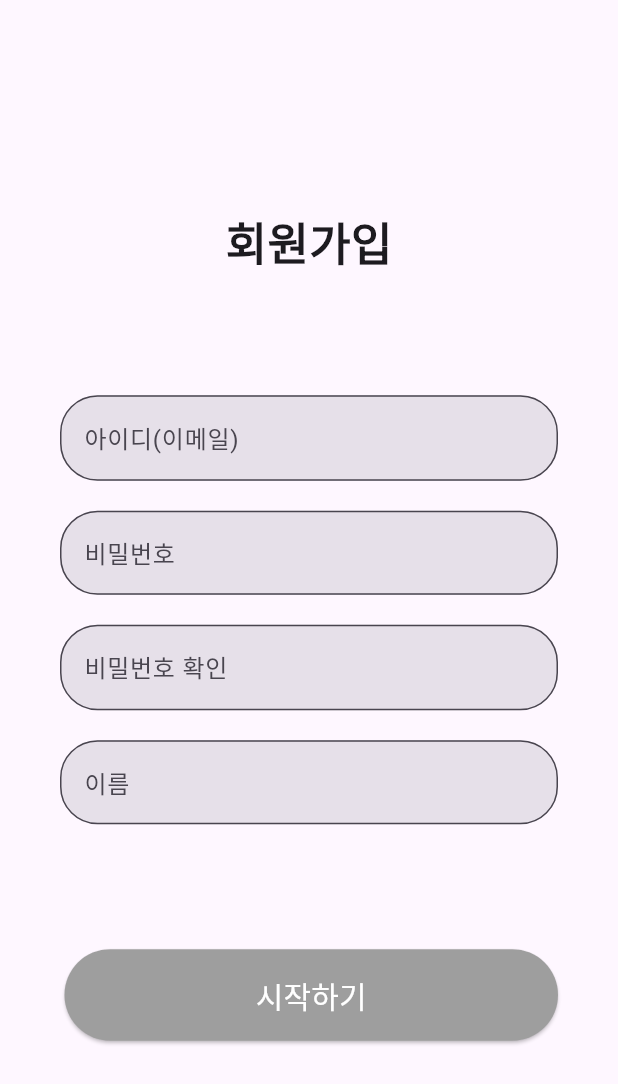
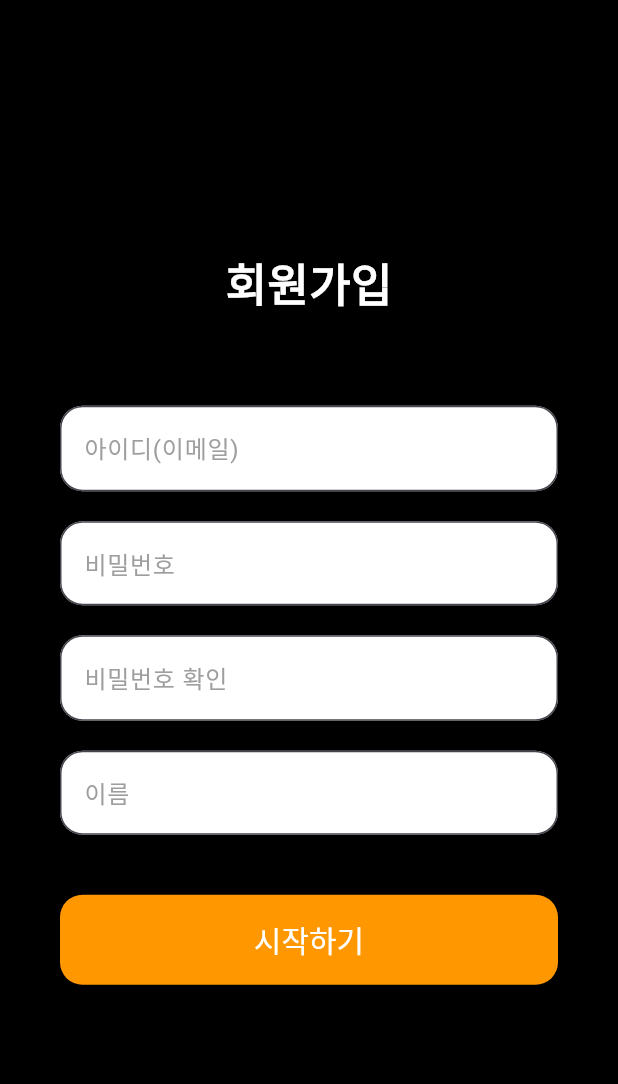
Before and after one commit to SangWook16074/checkcheck-application, a Flutter app: the SignupPage screen opened directly, on a phone screen of 412 x 824 dp. Shown: the top 1084 px of the screen. Run offline on Flutter 3.47's test engine with Material 3 defaults, Android fonts, the phone set to English and light mode, and no system bars.

```diff
--- a/lib/main.dart
+++ b/lib/main.dart
@@ -1,5 +1,7 @@
 import 'package:checkcheck_project/src/app.dart';
+import 'package:checkcheck_project/src/page/attendance_check.dart';
 import 'package:checkcheck_project/src/page/class_list.dart';
+import 'package:checkcheck_project/src/page/login_page.dart';
 import 'package:checkcheck_project/src/page/registration_page.dart';
 import 'package:flutter/material.dart';
 
@@ -13,7 +15,7 @@ class MyApp extends StatelessWidget {
   @override
   Widget build(BuildContext context) {
     return MaterialApp(
-      home: App(),
+      home: classList(),
     );
   }
 }
--- a/lib/src/app.dart
+++ b/lib/src/app.dart
@@ -1,4 +1,4 @@
-import 'package:checkcheck_project/src/pages/home_page.dart';
+import 'package:checkcheck_project/src/page/home_page.dart';
 import 'package:flutter/material.dart';
 
 class App extends StatelessWidget {
--- a/lib/src/pages/home_page.dart
+++ b/lib/src/page/home_page.dart
@@ -1,4 +1,4 @@
-import 'package:checkcheck_project/src/pages/main_page.dart';
+import 'package:checkcheck_project/src/page/main_page.dart';
 import 'package:flutter/material.dart';
 
 class HomePage extends StatefulWidget {
--- /dev/null
+++ b/lib/src/page/sign_up_page.dart
@@ -0,0 +1,66 @@
+import 'package:checkcheck_project/src/widget/custom_button.dart';
+import 'package:checkcheck_project/src/widget/custom_text_field.dart';
+import 'package:flutter/material.dart';
+
+class SignupPage extends StatelessWidget {
+  const SignupPage({key});
+
+  @override
+  Widget build(BuildContext context) {
+    return Scaffold(
+      backgroundColor: Colors.black,
+      body: SingleChildScrollView(
+        child: Container(
+          padding: const EdgeInsets.symmetric(horizontal: 40),
+          height: MediaQuery.of(context).size.height,
+          width: double.infinity,
+          child: Column(
+            mainAxisAlignment: MainAxisAlignment.center,
+            crossAxisAlignment: CrossAxisAlignment.stretch,
+            children: <Widget>[
+              Column(
+                children: <Widget>[
+                  Text(
+                    "회원가입",
+                    style: TextStyle(
+                      fontSize: 30,
+                      fontWeight: FontWeight.bold,
+                      color: Colors.white,
+                    ),
+                  ),
+                  SizedBox(height: 60.0),
+                ],
+              ),
+              Column(
+                children: <Widget>[
+                  CustomTextField(
+                    hintText: "아이디(이메일)",
+                  ),
+                  const SizedBox(height: 20),
+                  CustomTextField(
+                    hintText: "비밀번호",
+                    obscureText: true,
+                  ),
+                  const SizedBox(height: 20),
+                  CustomTextField(
+                    hintText: "비밀번호 확인",
+                    obscureText: true,
+                  ),
+                  const SizedBox(height: 20),
+                  CustomTextField(
+                    hintText: "이름",
+                  ),
+                ],
+              ),
+              SizedBox(height: 40),
+              CustomButton(
+                label: "시작하기",
+                onPressed: () {},
+              ),
+            ],
+          ),
+        ),
+      ),
+    );
+  }
+}
--- a/lib/src/pages/auth/sign_up_page.dart
+++ /dev/null
@@ -1,95 +0,0 @@
-import 'package:flutter/material.dart';
-
-class SignupPage extends StatelessWidget {
-  const SignupPage({key});
-
-  @override
-  Widget build(BuildContext context) {
-    return Scaffold(
-      body: SingleChildScrollView(
-        child: Container(
-          padding: const EdgeInsets.symmetric(horizontal: 40),
-          height: MediaQuery.of(context).size.height - 50,
-          width: double.infinity,
-          child: Column(
-            mainAxisAlignment: MainAxisAlignment.spaceEvenly,
-            crossAxisAlignment: CrossAxisAlignment.stretch,
-            children: [
-              const Column(
-                children: <Widget>[
-                  SizedBox(height: 60.0),
-                  Text(
-                    "회원가입",
-                    style: TextStyle(
-                      fontSize: 30,
-                      fontWeight: FontWeight.bold,
-                    ),
-                  ),
-                ],
-              ),
-              Column(
-                children: <Widget>[
-                  TextField(
-                    decoration: InputDecoration(
-                      hintText: "아이디(이메일)",
-                      border: OutlineInputBorder(
-                          borderRadius: BorderRadius.circular(25),
-                          borderSide: BorderSide(color: Colors.black)),
-                      filled: true,
-                    ),
-                  ),
-                  const SizedBox(height: 20),
-                  TextField(
-                    decoration: InputDecoration(
-                      hintText: "비밀번호",
-                      border: OutlineInputBorder(
-                          borderRadius: BorderRadius.circular(25),
-                          borderSide: BorderSide(color: Colors.black)),
-                      filled: true,
-                    ),
-                  ),
-                  const SizedBox(height: 20),
-                  TextField(
-                    decoration: InputDecoration(
-                      hintText: "비밀번호 확인",
-                      border: OutlineInputBorder(
-                          borderRadius: BorderRadius.circular(25),
-                          borderSide: BorderSide(color: Colors.black)),
-                      filled: true,
-                    ),
-                    obscureText: true,
-                  ),
-                  const SizedBox(height: 20),
-                  TextField(
-                    decoration: InputDecoration(
-                      hintText: "이름",
-                      border: OutlineInputBorder(
-                          borderRadius: BorderRadius.circular(25),
-                          borderSide: BorderSide(color: Colors.black)),
-                      filled: true,
-                    ),
-                    obscureText: true,
-                  ),
-                ],
-              ),
-              Container(
-                  padding: const EdgeInsets.only(top: 3, left: 3),
-                  child: ElevatedButton(
-                    onPressed: () {},
-                    child: Text(
-                      "시작하기",
-                      style: TextStyle(fontSize: 20),
-                    ),
-                    style: ElevatedButton.styleFrom(
-                        shape: const StadiumBorder(),
-                        padding: const EdgeInsets.symmetric(vertical: 16),
-                        backgroundColor: Colors.grey,
-                        foregroundColor: Colors.white),
-                  )),
-            ],
-          ),
-        ),
-      ),
-    );
-  }
-}
--- a/lib/src/widget/custom_button.dart
+++ b/lib/src/widget/custom_button.dart
@@ -9,11 +9,13 @@ class CustomButton extends StatelessWidget {
   Widget build(BuildContext context) {
     return ElevatedButton(
                 style: ElevatedButton.styleFrom(
-                  backgroundColor: Colors.grey,
+                  backgroundColor: Colors.orange,
                   minimumSize: Size(500, 60),
-                  shape: StadiumBorder(),
+                  shape: RoundedRectangleBorder(
+                    borderRadius: BorderRadius.circular(15.0)
+                  ),
                   textStyle: TextStyle(
-                    fontSize: 25,
+                    fontSize: 20,
                   ),
                   foregroundColor: Colors.white,
                 ),
--- a/lib/src/widget/custom_text_field.dart
+++ b/lib/src/widget/custom_text_field.dart
@@ -11,9 +11,10 @@ class CustomTextField extends StatelessWidget {
   Widget build(BuildContext context) {
     return TextField(
       controller: controller,
+      obscureText: obscureText!,
                 decoration:
                     InputDecoration(
-                      border: OutlineInputBorder(borderRadius: BorderRadius.circular(30.0)), hintText: '이메일'),
+                      border: OutlineInputBorder(borderRadius: BorderRadius.circular(15.0)), hintText: hintText, hintStyle: TextStyle(color: Colors.grey), suffixIcon: suffixIcon, fillColor: Colors.white, filled: true),
               );
   }
 }
```
Also changed, not shown: lib/src/page/attendance_check.dart (added, +128 -0 lines), lib/src/page/class_list.dart (+39 -6 lines), lib/src/page/login_page.dart (+8 -2 lines), lib/src/page/registration_page.dart (+19 -3 lines), lib/src/pages/auth/login_page.dart (deleted, +0 -14 lines), lib/src/widget/custom_elevated_botton.dart (added, +28 -0 lines), lib/src/page/main_page.dart (renamed from lib/src/pages/main_page.dart).
